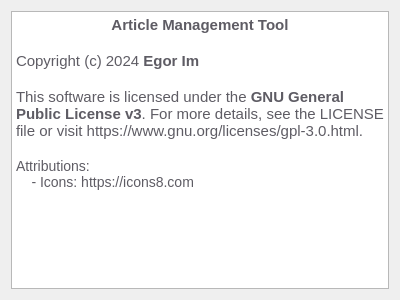
Above: amt/views/ui/aboutDialog.ui from eg0rim/amt before the change. Below: the same form after it.
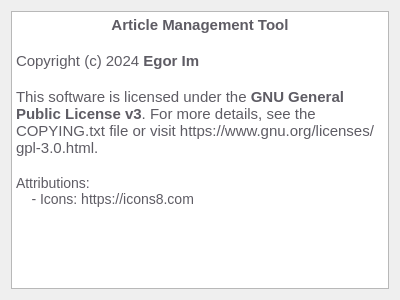
That is the form after the change.

Patch:
```diff
--- a/amt/views/ui/aboutDialog.ui
+++ b/amt/views/ui/aboutDialog.ui
@@ -34,7 +34,7 @@
 &lt;p style=&quot;-qt-paragraph-type:empty; margin-top:0px; margin-bottom:0px; margin-left:0px; margin-right:0px; -qt-block-indent:0; text-indent:0px; color:#5e5c64;&quot;&gt;&lt;br /&gt;&lt;/p&gt;
 &lt;p style=&quot; margin-top:0px; margin-bottom:0px; margin-left:0px; margin-right:0px; -qt-block-indent:0; text-indent:0px;&quot;&gt;&lt;span style=&quot; color:#5e5c64;&quot;&gt;Copyright (c) 2024 &lt;/span&gt;&lt;span style=&quot; font-weight:700; color:#5e5c64;&quot;&gt;Egor Im&lt;/span&gt;&lt;/p&gt;
 &lt;p style=&quot;-qt-paragraph-type:empty; margin-top:0px; margin-bottom:0px; margin-left:0px; margin-right:0px; -qt-block-indent:0; text-indent:0px; color:#5e5c64;&quot;&gt;&lt;br /&gt;&lt;/p&gt;
-&lt;p style=&quot; margin-top:0px; margin-bottom:0px; margin-left:0px; margin-right:0px; -qt-block-indent:0; text-indent:0px;&quot;&gt;&lt;span style=&quot; color:#5e5c64;&quot;&gt;This software is licensed under the &lt;/span&gt;&lt;span style=&quot; font-weight:700; color:#5e5c64;&quot;&gt;GNU General Public License v3&lt;/span&gt;&lt;span style=&quot; color:#5e5c64;&quot;&gt;. For more details, see the LICENSE file or visit https://www.gnu.org/licenses/gpl-3.0.html.&lt;/span&gt;&lt;/p&gt;
+&lt;p style=&quot; margin-top:0px; margin-bottom:0px; margin-left:0px; margin-right:0px; -qt-block-indent:0; text-indent:0px;&quot;&gt;&lt;span style=&quot; color:#5e5c64;&quot;&gt;This software is licensed under the &lt;/span&gt;&lt;span style=&quot; font-weight:700; color:#5e5c64;&quot;&gt;GNU General Public License v3&lt;/span&gt;&lt;span style=&quot; color:#5e5c64;&quot;&gt;. For more details, see the COPYING.txt file or visit https://www.gnu.org/licenses/gpl-3.0.html.&lt;/span&gt;&lt;/p&gt;
 &lt;p style=&quot;-qt-paragraph-type:empty; margin-top:0px; margin-bottom:0px; margin-left:0px; margin-right:0px; -qt-block-indent:0; text-indent:0px; color:#5e5c64;&quot;&gt;&lt;br /&gt;&lt;/p&gt;
 &lt;p style=&quot; margin-top:0px; margin-bottom:0px; margin-left:0px; margin-right:0px; -qt-block-indent:0; text-indent:0px;&quot;&gt;&lt;span style=&quot; font-family:'Droid Sans Mono','monospace','monospace'; font-size:14px; color:#5e5c64;&quot;&gt;Attributions: &lt;/span&gt;&lt;/p&gt;
 &lt;p style=&quot; margin-top:0px; margin-bottom:0px; margin-left:0px; margin-right:0px; -qt-block-indent:0; text-indent:0px;&quot;&gt;&lt;span style=&quot; font-family:'Droid Sans Mono','monospace','monospace'; font-size:14px; color:#5e5c64;&quot;&gt;    - Icons: https://icons8.com&lt;/span&gt;&lt;/p&gt;&lt;/body&gt;&lt;/html&gt;</string>
```
